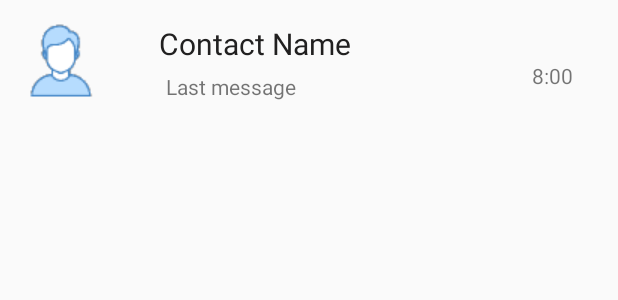
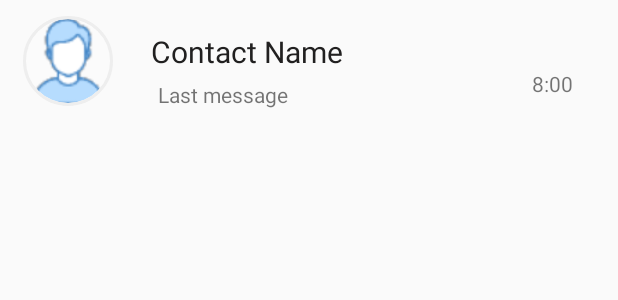
Before and after one commit to ShreyasDobhal/Hola, an Android app: the layout contactname_listitem.xml on its own in the app's theme, with its tools: preview values and no code run, on a phone screen of 412 x 824 dp. Shown: the top 300 px of the screen. Run offline under Robolectric (Android 15) with nearby library versions, the phone set to English and light mode, and no system bars.

Commit message:
Added Circular Image View for profile picture

```diff
--- a/app/build.gradle
+++ b/app/build.gradle
@@ -40,6 +40,7 @@ dependencies {
 //    implementation 'com.google.firebase:firebase-messaging:11.4.2'
 
     implementation 'com.github.bumptech.glide:glide:3.6.1'
+    implementation 'de.hdodenhof:circleimageview:3.1.0'
 
     implementation 'com.google.firebase:firebase-messaging:11.4.2'
     testImplementation 'junit:junit:4.12'
--- a/app/src/main/AndroidManifest.xml
+++ b/app/src/main/AndroidManifest.xml
@@ -18,7 +18,7 @@
                 <category android:name="android.intent.category.LAUNCHER" />
             </intent-filter>
         </activity>
-        <activity android:name=".MessagingPageActivity"></activity>
+        <activity android:name=".MessagingPageActivity" android:parentActivityName=".MainActivity"></activity>
 
         <service
             android:name=".MyFirebaseMessagingService">
--- a/app/src/main/res/layout/contactname_listitem.xml
+++ b/app/src/main/res/layout/contactname_listitem.xml
@@ -8,14 +8,31 @@
     <LinearLayout
         android:layout_width="match_parent"
         android:layout_height="wrap_content"
-        android:orientation="horizontal">
+        android:orientation="horizontal"
+        android:paddingBottom="8dp"
+        android:paddingTop="5dp">
 
+        <de.hdodenhof.circleimageview.CircleImageView
+            xmlns:app="http://schemas.android.com/apk/res-auto"
+            android:id="@+id/profile_image"
+            android:layout_width="60dp"
+            android:layout_height="60dp"
+            android:src="@drawable/face2"
+            app:civ_border_width="2dp"
+            app:civ_border_color="#EEEEEE"
+            android:layout_marginLeft="15dp"
+            android:layout_marginTop="2dp"
+            android:layout_gravity="center"
+            />
+
+        <!--
         <ImageView
             android:layout_width="wrap_content"
             android:layout_height="wrap_content"
             android:id="@+id/image"
             android:src="@drawable/face"
             android:padding="15dp"/>
+            -->
 
         <LinearLayout
             android:layout_width="wrap_content"
--- a/app/src/main/res/values/colors.xml
+++ b/app/src/main/res/values/colors.xml
@@ -5,6 +5,7 @@
     <color name="colorPrimary">#212020</color>
     <color name="colorPrimaryDark">#111010</color>
     <color name="colorAccent">#356ac4</color>
+    <color name="colorToolbarText">#fafafa</color>
     <color name="colorTitle">#212020</color>
     <color name="colorText">#212020</color>
     <color name="colorNameText">#33a676</color>
--- a/app/src/main/res/values/styles.xml
+++ b/app/src/main/res/values/styles.xml
@@ -1,7 +1,7 @@
 <resources>
 
     <!-- Base application theme. -->
-    <style name="AppTheme" parent="Theme.AppCompat.Light.DarkActionBar">
+    <style name="AppTheme" parent="Theme.AppCompat.Light.NoActionBar">
         <!-- Customize your theme here. -->
         <item name="colorPrimary">@color/colorPrimary</item>
         <item name="colorPrimaryDark">@color/colorPrimaryDark</item>
```
Also changed, not shown: app/src/main/java/com/example/shreyas/hola/MainActivity.java (+9 -0 lines), app/src/main/java/com/example/shreyas/hola/MessagingPageActivity.java (+19 -0 lines), app/src/main/res/layout/activity_main.xml (+29 -5 lines), app/src/main/res/layout/message_page.xml (+7 -3 lines), app/src/main/res/layout/message_page_toolbar.xml (added, +46 -0 lines), app/src/main/res/layout/toolbar.xml (added, +31 -0 lines), app/src/main/res/drawable/face2.png (added).
